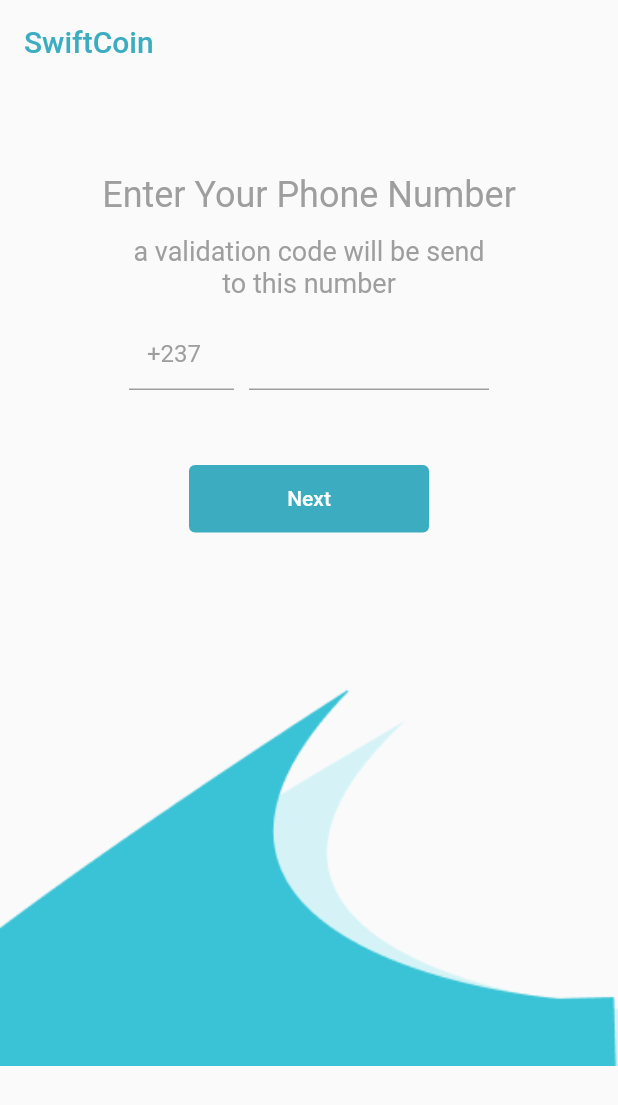
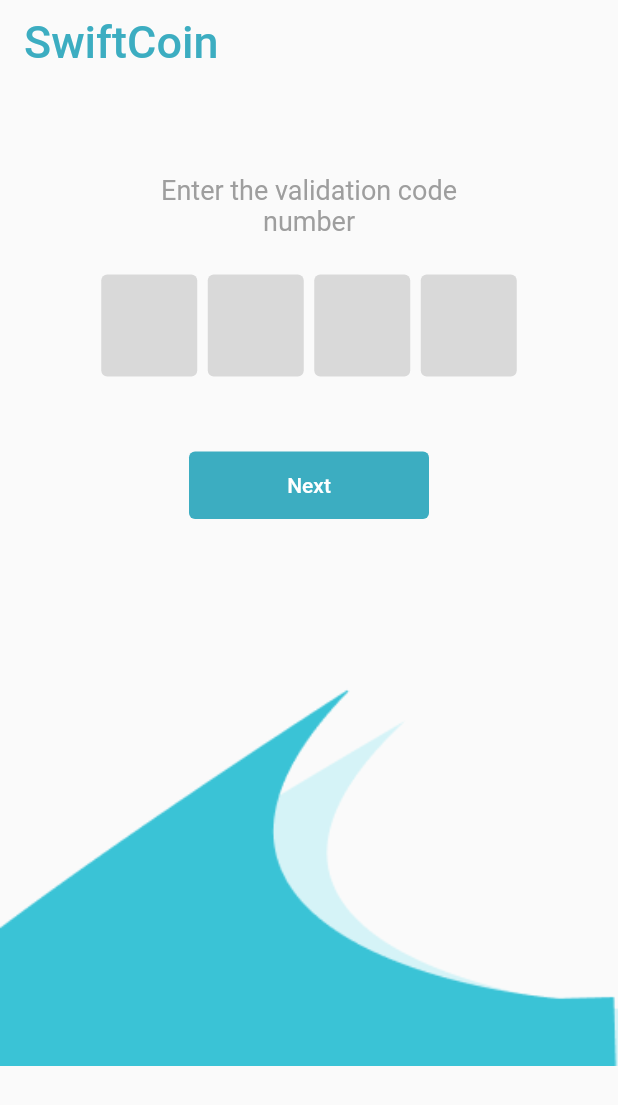
Before and after one commit to Swiftcoin-sol/swiftcoin_app, a Flutter app: the screen it shows after launch, on a phone screen of 412 x 824 dp. Shown: the top 1105 px of the screen. Run offline on Flutter 3.47's test engine with Material 2 defaults, Android fonts, the light colour scheme and no system bars.

Commit message:
Validation Layer

```diff
--- /dev/null
+++ b/lib/Pages/Auth/Validation.dart
@@ -0,0 +1,204 @@
+import 'package:flutter/material.dart';
+import 'package:flutter/services.dart';
+import 'package:swiftcoin/Shared/consant.dart';
+
+class Validation extends StatefulWidget {
+  const Validation({Key? key}) : super(key: key);
+
+  @override
+  _ValidationState createState() => _ValidationState();
+}
+
+class _ValidationState extends State<Validation> {
+  @override
+  Widget build(BuildContext context) {
+    final widthMedia = MediaQuery.of(context).size.width;
+
+    return Scaffold(
+        appBar: AppBar(
+          title: Text('SwiftCoin',
+              style: TextStyle(
+                  fontSize: 30, color: Color.fromARGB(255, 60, 173, 193))),
+          backgroundColor: Colors.transparent,
+          elevation: 0,
+        ),
+        body: Stack(
+          // crossAxisAlignment: CrossAxisAlignment.stretch,
+          children: [
+            Padding(
+              padding: const EdgeInsets.fromLTRB(0, 60, 0, 10),
+              child: Row(
+                mainAxisAlignment: MainAxisAlignment.center,
+                children: [
+                  Column(
+                    children: [
+                      Text('Enter the validation code',
+                          style: TextStyle(fontSize: 18, color: Colors.grey)),
+                      Text('number',
+                          style: TextStyle(fontSize: 18, color: Colors.grey)),
+                      SizedBox(height: 25),
+                      Form(
+                          child: Row(
+                        children: [
+                          // Third Box ...........................
+                          SizedBox(
+                            height: 68,
+                            width: 64,
+                            child: TextFormField(
+                              onChanged: (value) {
+                                if (value.length == 1) {
+                                  FocusScope.of(context).nextFocus();
+                                }
+                              },
+                              style: Theme.of(context).textTheme.headlineLarge,
+                              textAlign: TextAlign.center,
+                              decoration: InputDecoration(
+                                  fillColor: Color.fromARGB(91, 158, 158, 158),
+                                  filled: true,
+                                  enabledBorder: OutlineInputBorder(
+                                    borderSide: BorderSide(
+                                        color:
+                                            Color.fromARGB(0, 158, 158, 158)),
+                                  ),
+                                  focusedBorder: OutlineInputBorder(
+                                    borderSide: BorderSide(
+                                        color:
+                                            Color.fromARGB(0, 158, 158, 158)),
+                                  )),
+                              inputFormatters: [
+                                LengthLimitingTextInputFormatter(1),
+                                FilteringTextInputFormatter.digitsOnly
+                              ],
+                            ),
+                          ),
+                          SizedBox(width: 7),
+// Second Box ...........................
+                          SizedBox(
+                            height: 68,
+                            width: 64,
+                            child: TextFormField(
+                              onChanged: (value) {
+                                if (value.length == 1) {
+                                  FocusScope.of(context).nextFocus();
+                                }
+                              },
+                              style: Theme.of(context).textTheme.headlineLarge,
+                              textAlign: TextAlign.center,
+                              decoration: InputDecoration(
+                                  fillColor: Color.fromARGB(91, 158, 158, 158),
+                                  filled: true,
+                                  enabledBorder: OutlineInputBorder(
+                                    borderSide: BorderSide(
+                                        color:
+                                            Color.fromARGB(0, 158, 158, 158)),
+                                  ),
+                                  focusedBorder: OutlineInputBorder(
+                                    borderSide: BorderSide(
+                                        color:
+                                            Color.fromARGB(0, 158, 158, 158)),
+                                  )),
+                              inputFormatters: [
+                                LengthLimitingTextInputFormatter(1),
+                                FilteringTextInputFormatter.digitsOnly
+                              ],
+                            ),
+                          ),
+                          SizedBox(width: 7),
+
+// Third Box ...........................
+                          SizedBox(
+                            height: 68,
+                            width: 64,
+                            child: TextFormField(
+                              onChanged: (value) {
+                                if (value.length == 1) {
+                                  FocusScope.of(context).nextFocus();
+                                }
+                              },
+                              style: Theme.of(context).textTheme.headlineLarge,
+                              textAlign: TextAlign.center,
+                              decoration: InputDecoration(
+                                  fillColor: Color.fromARGB(91, 158, 158, 158),
+                                  filled: true,
+                                  enabledBorder: OutlineInputBorder(
+                                    borderSide: BorderSide(
+                                        color:
+                                            Color.fromARGB(0, 158, 158, 158)),
+                                  ),
+                                  focusedBorder: OutlineInputBorder(
+                                    borderSide: BorderSide(
+                                        color:
+                                            Color.fromARGB(0, 158, 158, 158)),
+                                  )),
+                              inputFormatters: [
+                                LengthLimitingTextInputFormatter(1),
+                                FilteringTextInputFormatter.digitsOnly
+                              ],
+                            ),
+                          ),
+                          SizedBox(width: 7),
+
+// Fourth Box ...........................
+                          SizedBox(
+                            height: 68,
+                            width: 64,
+                            child: TextFormField(
+                              onChanged: (value) {
+                                if (value.length == 1) {
+                                  FocusScope.of(context).nextFocus();
+                                }
+                              },
+                              style: Theme.of(context).textTheme.headlineLarge,
+                              textAlign: TextAlign.center,
+                              decoration: InputDecoration(
+                                  fillColor: Color.fromARGB(91, 158, 158, 158),
+                                  filled: true,
+                                  enabledBorder: OutlineInputBorder(
+                                    borderSide: BorderSide(
+                                        color:
+                                            Color.fromARGB(0, 158, 158, 158)),
+                                  ),
+                                  focusedBorder: OutlineInputBorder(
+                                    borderSide: BorderSide(
+                                        color:
+                                            Color.fromARGB(0, 158, 158, 158)),
+                                  )),
+                              inputFormatters: [
+                                LengthLimitingTextInputFormatter(1),
+                                FilteringTextInputFormatter.digitsOnly
+                              ],
+                            ),
+                          ),
+                        ],
+                      )),
+                      SizedBox(height: 50),
+                      SizedBox(
+                        height: 45,
+                        width: 160,
+                        child: TextButton(
+                          onPressed: () {},
+                          child: Text("Next",
+                              style: TextStyle(color: Colors.white)),
+                          style: TextButton.styleFrom(
+                              backgroundColor:
+                                  Color.fromARGB(255, 60, 173, 193)),
+                        ),
+                      ),
+                    ],
+                  ),
+                ],
+              ),
+            ),
+            Positioned(
+              top: 400,
+              width: widthMedia,
+              // height: 200,
+              child: Image(
+                image: AssetImage("assets/curve.png"),
+                fit: BoxFit.cover,
+              ),
+            )
+          ],
+        ));
+  }
+}
--- a/lib/Pages/Auth/phone_auth.dart
+++ b/lib/Pages/Auth/phone_auth.dart
@@ -1,6 +1,4 @@
 import 'package:flutter/material.dart';
-import 'package:intl_phone_number_input/intl_phone_number_input.dart';
-import 'package:intl_phone_field/intl_phone_field.dart';
 import 'package:swiftcoin/Shared/consant.dart';
 
 class PhoneAuth extends StatefulWidget {
@@ -21,7 +19,7 @@ class _PhoneAuthState extends State<PhoneAuth> {
         appBar: AppBar(
           title: Text('SwiftCoin',
               style: TextStyle(
-                  fontSize: 20, color: Color.fromARGB(255, 60, 173, 193))),
+                  fontSize: 30, color: Color.fromARGB(255, 60, 173, 193))),
           backgroundColor: Colors.transparent,
           elevation: 0,
         ),
--- a/lib/main.dart
+++ b/lib/main.dart
@@ -1,6 +1,7 @@
 import 'package:flutter/material.dart';
 import 'package:swiftcoin/Pages/Auth/Intro.dart';
 import 'package:swiftcoin/Pages/Auth/phone_auth.dart';
+import 'package:swiftcoin/Pages/Auth/Validation.dart';
 
 void main() {
   runApp(const MyApp());
@@ -18,7 +19,7 @@ class MyApp extends StatelessWidget {
         '/intro': (context) => Intro(),
         '/phone': (context) => PhoneAuth(),
       },
-      home: PhoneAuth(),
+      home: Validation(),
     );
   }
 }
```
